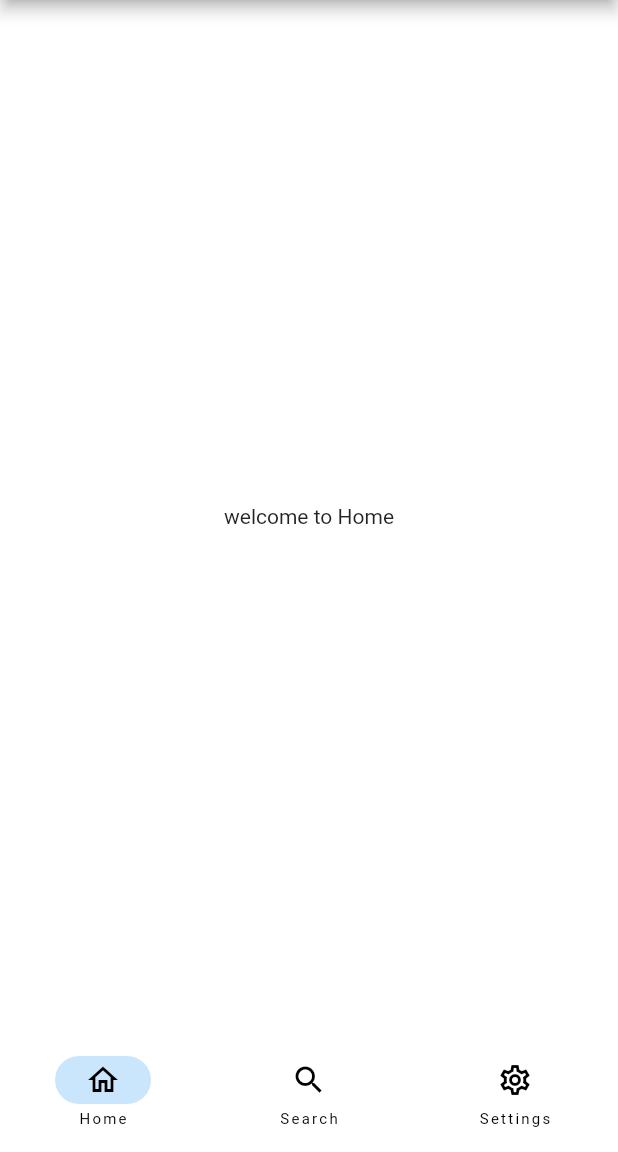
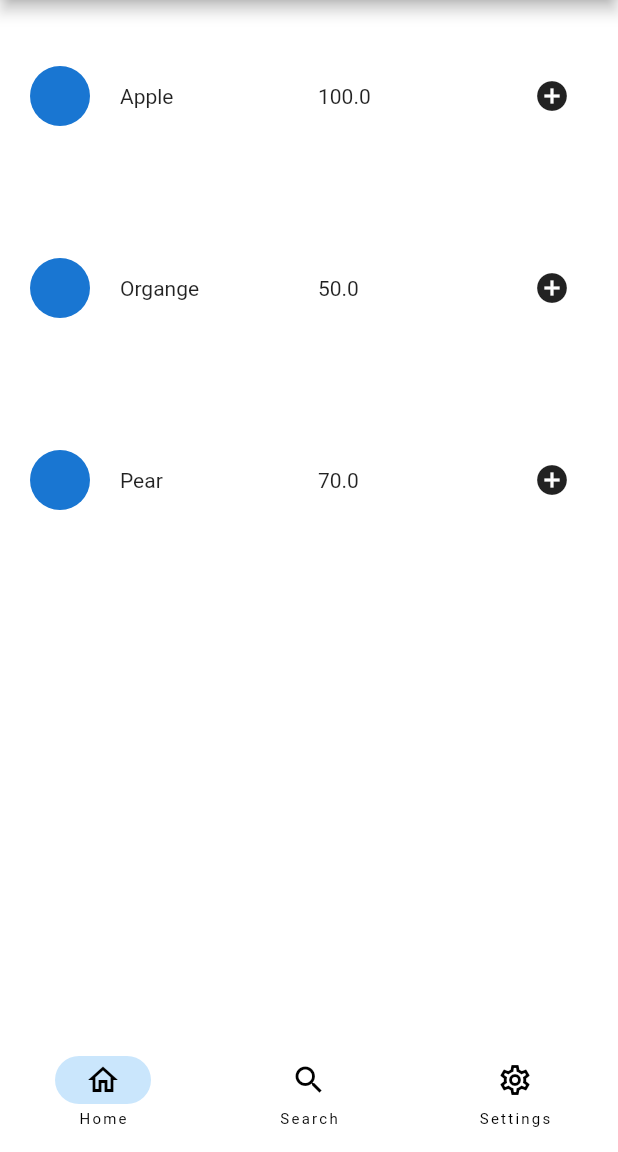
Before and after one commit to hemara0/healthcare, a Flutter app: the MedicalStore screen opened directly, on a phone screen of 412 x 824 dp, the part 84-1236 px from its top. Run offline on Flutter 3.47's test engine with Material 2 defaults, Android fonts, the phone set to English and light mode, and no system bars; our stand-ins replace get; missing offline and left inert: upi_india; network calls fail.

```diff
--- /dev/null
+++ b/lib/components/cartController.dart
@@ -0,0 +1,41 @@
+import 'package:flutter/material.dart';
+import 'package:get/get.dart';
+import 'package:healthcareit/model/product.dart';
+
+class CartController extends GetxController {
+  var _products = {}.obs;
+
+  void addProduct(Product product) {
+    if (_products.containsKey(product)) {
+      _products[product] += 1;
+      print('product added ${product.name}');
+    } else {
+      _products[product] = 1;
+    }
+    // Get.snackbar(
+    //     "Product Added",
+    //     "You have added the ${product.name} to the cart",
+    //     snackPosition: SnackPosition.BOTTOM,
+    //     duration: Duration(seconds: 2));
+  }
+
+  get products => _products;
+
+  void removeProduct(Product product) {
+    if (_products.containsKey(product) && _products[product] == 1) {
+      _products.removeWhere((key, value) => key == product);
+    } else {
+      _products[product] -= 1;
+    }
+  }
+
+  get productSubtotal => _products.entries
+      .map((product) => product.key.price * product.value)
+      .toList();
+
+  get total => _products.entries
+      .map((product) => product.key.price * product.value)
+      .toList()
+      .reduce((value, element) => value + element)
+      .toStringAsFixed(2);
+}
--- /dev/null
+++ b/lib/components/catalogProducts.dart
@@ -0,0 +1,50 @@
+import 'package:flutter/material.dart';
+import 'package:get/get.dart';
+import 'package:healthcareit/components/cartController.dart';
+import 'package:healthcareit/model/product.dart';
+
+class CatalogProducts extends StatelessWidget {
+  const CatalogProducts({Key? key}) : super(key: key);
+
+  @override
+  Widget build(BuildContext context) {
+    return Flexible(
+      child: ListView.builder(
+          itemCount: Product.products.length,
+          itemBuilder: (BuildContext context, int index) {
+            return CatalogProductCard(index: index);
+          }),
+    );
+  }
+}
+
+class CatalogProductCard extends StatelessWidget {
+  final cartController = Get.put(CartController());
+  final int index;
+  CatalogProductCard({
+    Key? key,
+    required this.index,
+  }) : super(key: key);
+
+  @override
+  Widget build(BuildContext context) {
+    return Padding(
+      padding: const EdgeInsets.symmetric(horizontal: 20, vertical: 40),
+      child: Row(mainAxisAlignment: MainAxisAlignment.spaceBetween, children: [
+        CircleAvatar(
+          radius: 20,
+        ),
+        SizedBox(
+          width: 20,
+        ),
+        Expanded(child: Text(Product.products[index].name)),
+        Expanded(child: Text('${Product.products[index].price}')),
+        IconButton(
+            onPressed: () {
+              cartController.addProduct(Product.products[index]);
+            },
+            icon: Icon(Icons.add_circle))
+      ]),
+    );
+  }
+}
--- a/lib/components/listOnly.dart
+++ b/lib/components/listOnly.dart
@@ -89,6 +89,7 @@ Widget buildlist(List users, User userPersonalInfo) => ListView.builder(
       },
     );
 
+
 getPage(navPage, userPersonalInfo) {
   switch (navPage) {
     case "Account Settings":
--- /dev/null
+++ b/lib/model/product.dart
@@ -0,0 +1,12 @@
+class Product {
+  final String name;
+  final double price;
+
+  const Product({required this.name, required this.price});
+
+  static const List<Product> products = [
+    Product(name: 'Apple', price: 100),
+    Product(name: 'Organge', price: 50),
+    Product(name: 'Pear', price: 70),
+  ];
+}
--- a/pubspec.yaml
+++ b/pubspec.yaml
@@ -22,6 +22,7 @@ dependencies:
   mongo_dart: ^0.8.2
   flutter_datetime_picker: ^1.5.1
   upi_india: ^3.0.1
+  get: ^4.3.8
 
 dev_dependencies:
   flutter_test:
```
Also changed, not shown: lib/components/listObject.dart (+70 -3 lines), lib/home/medicalStore/cart.dart (+39 -1 lines), lib/home/medicalStore/cartProducts.dart (added, +83 -0 lines), lib/home/medicalStore/itemDetails.dart (+22 -1 lines), lib/home/medicalStore/medicalHome.dart (+81 -1 lines), pubspec.lock.
